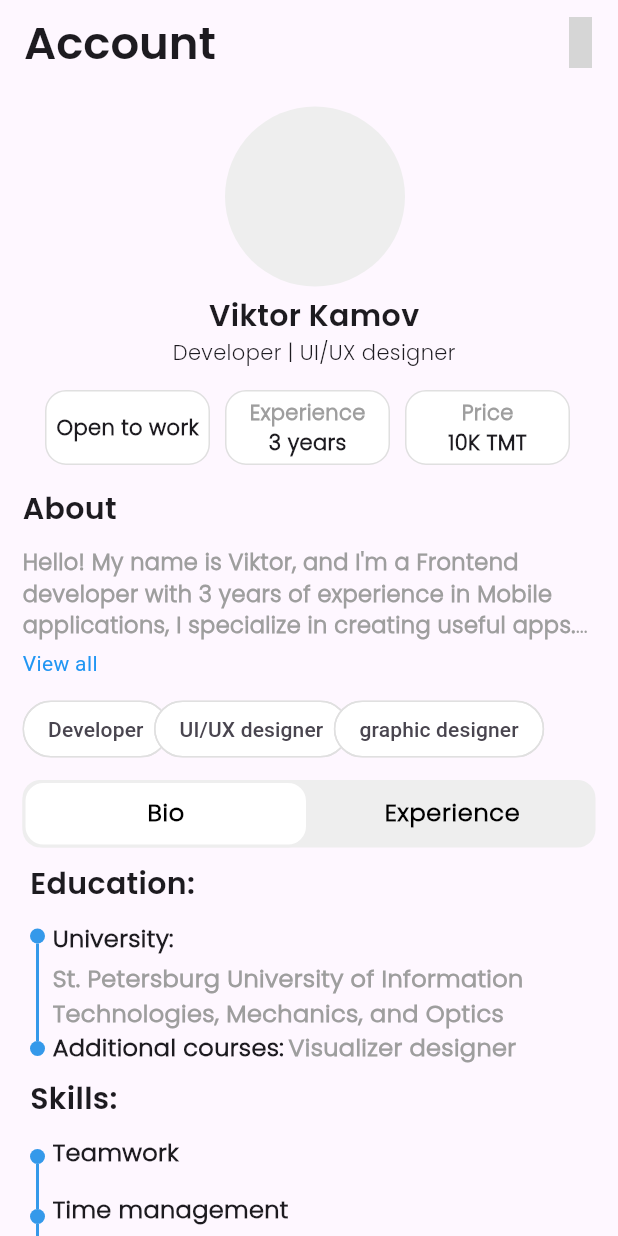
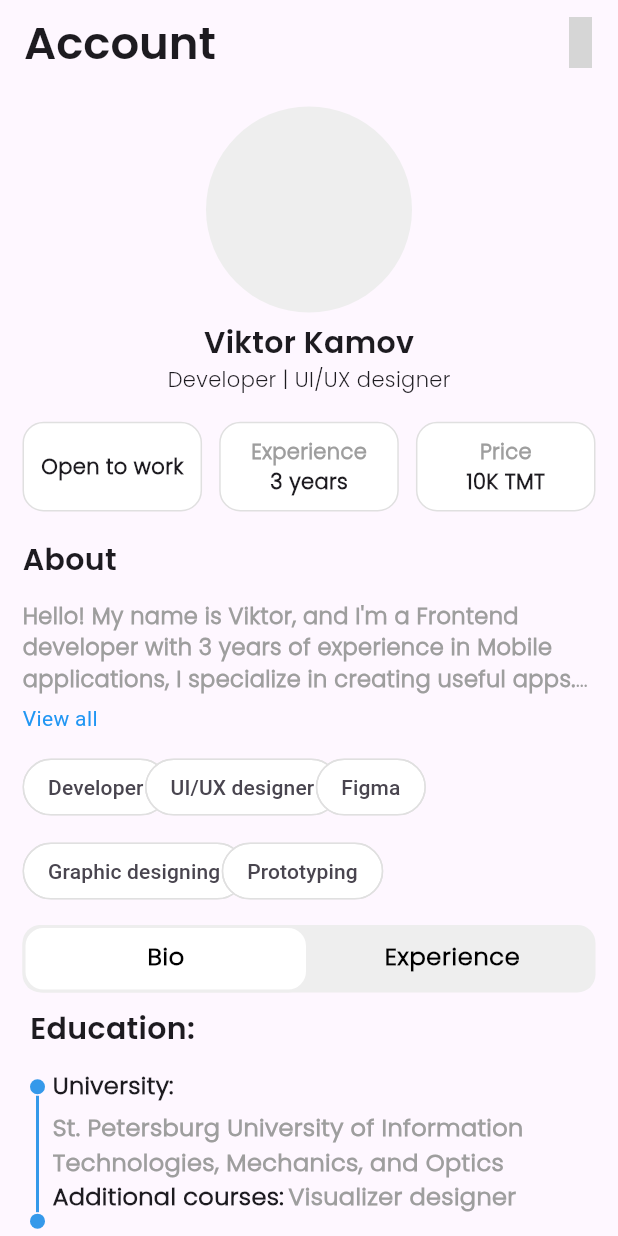
Before and after one commit to sonaagulmyy/job_finder_app, a Flutter app: the ProfilePage screen opened directly, on a phone screen of 412 x 824 dp. Run offline on Flutter 3.47's test engine with Material 3 defaults, Android fonts, the phone set to English and light mode, and no system bars; our stand-ins replace bloc, equatable, flutter_bloc, flutter_screenutil, iconly, pin_code_fields and 3 more; accounts and stored records are empty; network calls fail; grey boxes are pictures that could not be loaded.

Commit message:
Designed the responsiveness of the app

```diff
--- a/lib/home_page.dart
+++ b/lib/home_page.dart
@@ -142,13 +142,14 @@ class _HomePageState extends State<HomePage> with TickerProviderStateMixin {
                             borderRadius: BorderRadius.circular(20),
                             gradient: AppColors.appGradient,
                           ),
+                          child: Padding(
+                            padding: const EdgeInsets.symmetric(horizontal: 12),
                             child: Column(
+                              crossAxisAlignment: CrossAxisAlignment.start,
                               children: [
+                                SizedBox(height: 20,),
                                 Padding(
-                                padding: const EdgeInsets.only(
-                                  left: 19,
-                                  top: 19,
-                                ),
+                                  padding: const EdgeInsets.only(left: 8),
                                   child: Row(
                                     crossAxisAlignment: CrossAxisAlignment.start,
                                     children: [
@@ -175,7 +176,7 @@ class _HomePageState extends State<HomePage> with TickerProviderStateMixin {
                                 Padding(
                                   padding: const EdgeInsets.only(
                                     top: 7,
-                                  right: 135,
+                                    left: 8
                                   ),
                                   child: Text(
                                     "Let's find your dream job",
@@ -186,13 +187,8 @@ class _HomePageState extends State<HomePage> with TickerProviderStateMixin {
                                     ),
                                   ),
                                 ),
-                              Padding(
-                                padding: const EdgeInsets.only(
-                                  left: 12,
-                                  right: 12,
-                                  top: 20,
-                                ),
-                                child: Container(
+                                SizedBox(height: 20,),
+                                Container(
                                   width: 450,
                                   height: 50,
                                   margin: EdgeInsets.symmetric(
@@ -225,8 +221,8 @@ class _HomePageState extends State<HomePage> with TickerProviderStateMixin {
                                     },
                                   ),
                                 ),
+                              ],
                             ),
-                            ],
                           ),
                         ),
                       ),
@@ -243,9 +239,8 @@ class _HomePageState extends State<HomePage> with TickerProviderStateMixin {
                                 fontSize: 18,
                               ),
                             ),
-                            SizedBox(width: 130),
-                            Expanded(
-                              child: GestureDetector(
+                            Spacer(),
+                            GestureDetector(
                               onTap: () {
                                 Navigator.push(
                                   context,
@@ -264,7 +259,6 @@ class _HomePageState extends State<HomePage> with TickerProviderStateMixin {
                                   fontFamily: AppFonts.primaryFont,
                                   color: AppColors.buttonColor,
                                   fontSize: 16,
-                                  ),
                                 ),
                               ),
                             ),
@@ -326,9 +320,8 @@ class _HomePageState extends State<HomePage> with TickerProviderStateMixin {
                                 fontSize: 18,
                               ),
                             ),
-                            SizedBox(width: 210),
-                            Flexible(
-                              child: GestureDetector(
+                            Spacer(),
+                            GestureDetector(
                               onTap: () {
                                 Navigator.push(
                                   context,
@@ -346,7 +339,6 @@ class _HomePageState extends State<HomePage> with TickerProviderStateMixin {
                                   fontFamily: AppFonts.primaryFont,
                                   color: AppColors.buttonColor,
                                   fontSize: 16,
-                                  ),
                                 ),
                               ),
                             ),
--- a/lib/main.dart
+++ b/lib/main.dart
@@ -1,5 +1,6 @@
 import 'package:flutter/material.dart';
 import 'package:flutter_bloc/flutter_bloc.dart';
+import 'package:flutter_screenutil/flutter_screenutil.dart';
 import 'package:job_finder/bloc/saved_jobs_bloc/saved_jobs_bloc.dart';
 import 'package:job_finder/bloc/saved_jobs_bloc/saved_jobs_event.dart';
 import 'package:job_finder/cubit/language_cubit.dart';
@@ -37,7 +38,11 @@ class MyApp extends StatelessWidget {
     final themeProvider = Provider.of<ThemeProvider>(context);
     return BlocBuilder<LanguageCubit, String>(
       builder: (context, selectedLang) {
-        return MaterialApp(
+        return ScreenUtilInit(
+          designSize: const Size(360, 690),
+          minTextAdapt: true,
+          splitScreenMode: true,
+          child: MaterialApp(
             debugShowCheckedModeBanner: false,
             theme: ThemeData.light(),
             darkTheme: ThemeData.dark(),
@@ -48,6 +53,7 @@ class MyApp extends StatelessWidget {
             locale: Locale(selectedLang),
             supportedLocales: [Locale("tr"), Locale("en"), Locale("ru")],
             home: LogInPage(),
+          ),
         );
       },
     );
--- a/lib/notifications_page.dart
+++ b/lib/notifications_page.dart
@@ -41,9 +41,8 @@ class _NotificationsPageState extends State<NotificationsPage> {
                         fontSize: 18,
                       ),
                     ),
-                    SizedBox(width: 120),
-                    Expanded(
-                      child: Container(
+                    Spacer(),
+                    Container(
                       height: 25,
                       width: 50,
                       decoration: BoxDecoration(
@@ -58,7 +57,6 @@ class _NotificationsPageState extends State<NotificationsPage> {
                             fontSize: 14,
                             fontFamily: AppFonts.primaryFont,
                             fontWeight: FontWeight.bold,
-                            ),
                           ),
                         ),
                       ),
--- a/lib/profile_page.dart
+++ b/lib/profile_page.dart
@@ -1,5 +1,6 @@
 import 'package:flutter/cupertino.dart';
 import 'package:flutter/material.dart';
+import 'package:flutter_screenutil/flutter_screenutil.dart';
 import 'package:iconly/iconly.dart';
 import 'package:job_finder/app_fonts.dart';
 import 'package:job_finder/constants/app_colors.dart';
@@ -50,19 +51,11 @@ class _ProfilePageState extends State<ProfilePage>
         child: Padding(
           padding: const EdgeInsets.all(15),
           child: Column(
-            crossAxisAlignment: CrossAxisAlignment.start,
+            crossAxisAlignment: CrossAxisAlignment.center,
             children: [
-              Padding(
-                padding: const EdgeInsets.only(left: 135),
-                child: CircleAvatar(
-                  radius: 60,
-                  backgroundColor: Colors.grey[200],
-                ),
-              ),
-              SizedBox(height: 5),
-              Padding(
-                padding: const EdgeInsets.only(left: 100),
-                child: Column(
+              CircleAvatar(radius: 60.r, backgroundColor: Colors.grey[200]),
+              SizedBox(height: 5.h),
+              Column(
                 children: [
                   Text(
                     "Viktor Kamov",
@@ -77,15 +70,12 @@ class _ProfilePageState extends State<ProfilePage>
                   ),
                 ],
               ),
-              ),
-              SizedBox(height: 15),
-              Padding(
-                padding: const EdgeInsets.only(left: 15),
-                child: Row(
+              SizedBox(height: 15.h),
+              Row(
                 children: [
-                    Container(
-                      height: 50,
-                      width: 110,
+                  Expanded(
+                    child: Container(
+                      height: 50.h,
                       decoration: BoxDecoration(
                         borderRadius: BorderRadius.circular(14),
                         border: Border.all(color: Colors.grey.shade300),
@@ -102,10 +92,11 @@ class _ProfilePageState extends State<ProfilePage>
                         ),
                       ),
                     ),
-                    SizedBox(width: 10),
-                    Container(
-                      height: 50,
-                      width: 110,
+                  ),
+                  SizedBox(width: 10.w),
+                  Expanded(
+                    child: Container(
+                      height: 50.h,
                       decoration: BoxDecoration(
                         borderRadius: BorderRadius.circular(14),
                         border: Border.all(color: Colors.grey.shade300),
@@ -135,10 +126,11 @@ class _ProfilePageState extends State<ProfilePage>
                         ),
                       ),
                     ),
-                    SizedBox(width: 10),
-                    Container(
-                      height: 50,
-                      width: 110,
+                  ),
+                  SizedBox(width: 10.w),
+                  Expanded(
+                    child: Container(
+                      height: 50.h,
                       decoration: BoxDecoration(
                         borderRadius: BorderRadius.circular(14),
                         border: Border.all(color: Colors.grey.shade300),
@@ -168,18 +160,21 @@ class _ProfilePageState extends State<ProfilePage>
                         ),
                       ),
                     ),
+                  ),
                 ],
               ),
-              ),
-              SizedBox(height: 15),
-              Text(
+              SizedBox(height: 15.h),
+              Align(
+                alignment: Alignment.centerLeft,
+                child: Text(
                   "About",
                   style: TextStyle(
                     fontSize: 20,
                     fontFamily: AppFonts.poppinsBold,
                   ),
                 ),
-              SizedBox(height: 10),
+              ),
+              SizedBox(height: 10.h),
               Text(
                 "Hello! My name is Viktor, and I'm a Frontend developer with 3 years of experience in Mobile applications, I specialize in creating useful apps.And also I'm working with FIgma for designing UI/UX",
                 style: TextStyle(
@@ -191,11 +186,15 @@ class _ProfilePageState extends State<ProfilePage>
                 maxLines: 3,
                 overflow: TextOverflow.ellipsis,
               ),
-              SizedBox(height: 5),
-              Text("View all", style: TextStyle(color: Colors.blue)),
-              SizedBox(height: 10),
-              Wrap(
-                spacing: -10,
+              SizedBox(height: 5.h),
+              Align(
+                alignment: Alignment.centerLeft,
+                child: Text("View all", style: TextStyle(color: Colors.blue))),
+              SizedBox(height: 10.h),
+              Align(
+                alignment: Alignment.centerLeft,
+                child: Wrap(
+                  spacing: -14.w,
                   runSpacing: 8,
                   children: [
                     Chip(
@@ -211,14 +210,27 @@ class _ProfilePageState extends State<ProfilePage>
                       shape: StadiumBorder(),
                     ),
                     Chip(
-                    label: Text("graphic designer"),
+                      label: Text("Figma"),
+                      backgroundColor: Colors.white,
+                      side: BorderSide(color: Colors.grey.shade300),
+                      shape: StadiumBorder(),
+                    ),
+                    Chip(
+                      label: Text("Graphic designing"),
+                      backgroundColor: Colors.white,
+                      side: BorderSide(color: Colors.grey.shade300),
+                      shape: StadiumBorder(),
+                    ),
+                     Chip(
+                      label: Text("Prototyping"),
                       backgroundColor: Colors.white,
                       side: BorderSide(color: Colors.grey.shade300),
                       shape: StadiumBorder(),
                     ),
                   ],
                 ),
-              SizedBox(height: 10),
+              ),
+              SizedBox(height: 10.h),
               Padding(
                 padding: EdgeInsets.only(),
                 child: Container(
@@ -272,7 +284,7 @@ class _ProfilePageState extends State<ProfilePage>
                 ),
               ),
               SizedBox(
-                height: 300,
+                height: 300.h,
                 child: TabBarView(
                   controller: _tabController,
                   children: [
@@ -288,18 +300,18 @@ class _ProfilePageState extends State<ProfilePage>
                               fontFamily: AppFonts.poppinsBold,
                             ),
                           ),
-                          SizedBox(height: 10),
+                          SizedBox(height: 10.h),
                           Row(
                             crossAxisAlignment: CrossAxisAlignment.start,
                             children: [
                               Column(
                                 mainAxisSize: MainAxisSize.min,
                                 children: [
-                                  SizedBox(height: 5),
+                                  SizedBox(height: 5.h),
                                   _circleDot(),
                                   Container(
                                     width: 2,
-                                    height: 65,
+                                    height: 65.h,
                                     color: AppColors.textColor,
                                   ),
                                   _circleDot(),
@@ -319,7 +331,7 @@ class _ProfilePageState extends State<ProfilePage>
                                         fontSize: 16,
                                       ),
                                     ),
-                                    SizedBox(height: 4),
+                                    SizedBox(height: 4.h),
                                     Text(
                                       "St. Petersburg University of Information Technologies, Mechanics, and Optics",
                                       style: TextStyle(
@@ -357,7 +369,7 @@ class _ProfilePageState extends State<ProfilePage>
                               ),
                             ],
                           ),
-                          SizedBox(height: 8),
+                          SizedBox(height: 8.h),
                           Text(
                             "Skills:",
                             style: TextStyle(
@@ -365,21 +377,21 @@ class _ProfilePageState extends State<ProfilePage>
                               fontFamily: AppFonts.poppinsBold,
                             ),
                           ),
-                          SizedBox(height: 10),
+                          SizedBox(height: 10.h),
                           Row(
                             children: [
                               Column(
                                 children: [
-                                  SizedBox(height: 7),
+                                  SizedBox(height: 7.h),
                                   _circleDot(),
                                   Container(
-                                    height: 30,
+                                    height: 30.h,
                                     width: 2,
                                     color: AppColors.textColor,
                                   ),
                                   _circleDot(),
                                   Container(
-                                    height: 30,
+                                    height: 30.h,
                                     width: 2,
                                     color: AppColors.textColor,
                                   ),
@@ -398,7 +410,7 @@ class _ProfilePageState extends State<ProfilePage>
                                       fontWeight: FontWeight.bold,
                                     ),
                                   ),
-                                  SizedBox(height: 15),
+                                  SizedBox(height: 15.h),
                                   Text(
                                     "Time management",
                                     style: TextStyle(
@@ -407,7 +419,7 @@ class _ProfilePageState extends State<ProfilePage>
                                       fontWeight: FontWeight.bold,
                                     ),
                                   ),
-                                  SizedBox(height: 17),
+                                  SizedBox(height: 17.h),
                                   Text(
                                     "Attention to details",
                                     style: TextStyle(
@@ -429,33 +441,33 @@ class _ProfilePageState extends State<ProfilePage>
                         crossAxisAlignment: CrossAxisAlignment.start,
                         children: [
                           Text(
-                            "Experience",
+                            "Experience:",
                             style: TextStyle(
                               fontSize: 20,
                               fontFamily: AppFonts.poppinsBold,
                             ),
                           ),
-                          SizedBox(height: 10),
+                          SizedBox(height: 10.h),
                           Row(
                             children: [
                               Column(
                                 children: [
-                                  SizedBox(height: 7),
+                                  SizedBox(height: 7.h),
                                   _circleDot(),
                                   Container(
-                                    height: 60,
+                                    height: 60.h,
                                     width: 2,
                                     color: AppColors.textColor,
                                   ),
                                   _circleDot(),
                                   Container(
-                                    height: 60,
+                                    height: 60.h,
                                     width: 2,
                                     color: AppColors.textColor,
                                   ),
                                   _circleDot(),
                                   Container(
-                                    height: 60,
+                                    height: 60.h,
                                     width: 2,
                                     color: AppColors.textColor,
                                   ),
@@ -484,7 +496,7 @@ class _ProfilePageState extends State<ProfilePage>
                                       ),
                                     ],
                                   ),
-                                  SizedBox(height: 40),
+                                  SizedBox(height: 40.h),
                                   Row(
                                     children: [
                                       Text(
@@ -503,7 +515,7 @@ class _ProfilePageState extends State<ProfilePage>
                                       ),
                                     ],
                                   ),
-                                  SizedBox(height: 40),
+                                  SizedBox(height: 40.h),
                                   Row(
                                     children: [
                                       Text(
@@ -522,7 +534,7 @@ class _ProfilePageState extends State<ProfilePage>
                                       ),
                                     ],
                                   ),
-                                  SizedBox(height: 40),
+                                  SizedBox(height: 40.h),
                                   Row(
                                     children: [
                                       Text(
@@ -561,7 +573,7 @@ class _ProfilePageState extends State<ProfilePage>
   Widget _circleDot() {
     return Container(
       width: 10,
-      height: 10,
+      height: 10.h,
       decoration: BoxDecoration(
         color: AppColors.textColor,
         shape: BoxShape.circle,
--- a/pubspec.yaml
+++ b/pubspec.yaml
@@ -49,6 +49,7 @@ dependencies:
     sdk: flutter
   device_preview: ^1.3.1
   shimmer: ^3.0.0
+  flutter_screenutil: ^5.9.3
 
 dev_dependencies:
   flutter_test:
```
Also changed, not shown: pubspec.lock. Lines whose indentation alone changed are shown as unchanged.
